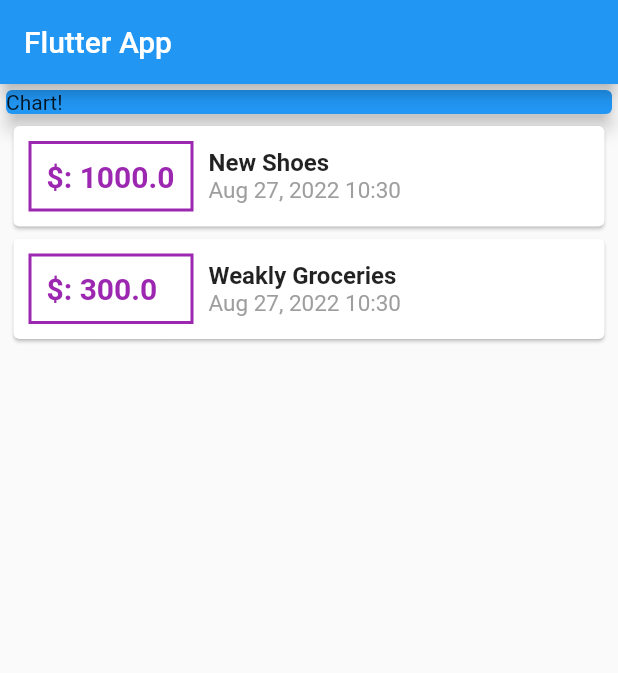
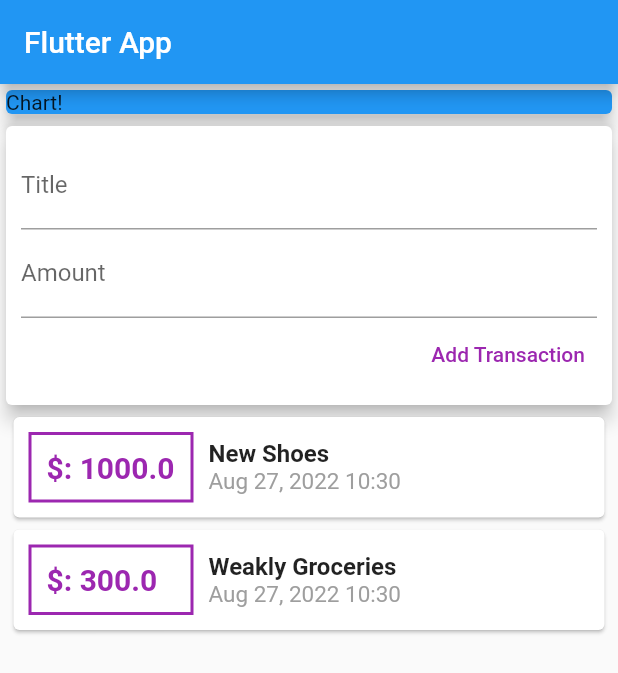
Before and after one commit to jhenilparihar/expense-tracker, a Flutter app: the screen it shows after launch, on a phone screen of 412 x 824 dp. Shown: the top 673 px of the screen. Run offline on Flutter 3.47's test engine with Material 2 defaults, Android fonts, the phone set to English and light mode, and no system bars.

Commit message:
created add transaction widget

```diff
--- a/lib/main.dart
+++ b/lib/main.dart
@@ -36,6 +36,9 @@ class MyHomePage extends StatelessWidget {
     )
   ];
 
+  final titleController = TextEditingController();
+  final amountController = TextEditingController();
+
   @override
   Widget build(BuildContext context) {
     return Scaffold(
@@ -52,6 +55,33 @@ class MyHomePage extends StatelessWidget {
               color: Colors.blue,
               child: Text('Chart!'),
               elevation: 5,
+            ),
+          ),
+          Card(
+            elevation: 5,
+            child: Container(
+              padding: EdgeInsets.all(10),
+              child: Column(
+                crossAxisAlignment: CrossAxisAlignment.end,
+                children: <Widget>[
+                  TextField(
+                    decoration: InputDecoration(labelText: 'Title'),
+                    controller: titleController,
+                  ),
+                  TextField(
+                    decoration: InputDecoration(labelText: 'Amount'),
+                    controller: amountController,
+                  ),
+                  TextButton(
+                    onPressed: () {
+                      print(titleController.text);
+                      print(amountController.text);
+                    },
+                    child: Text('Add Transaction'),
+                    style: TextButton.styleFrom(primary: Colors.purple),
+                  )
+                ],
+              ),
             ),
           ),
           Container(
```
